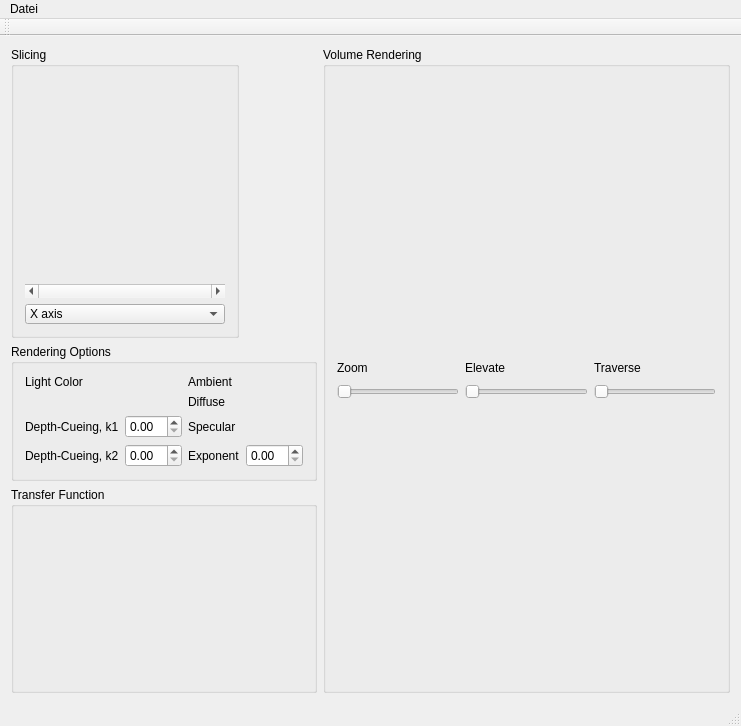
Old version of the form Beispiel1/mainwindow.ui in the repository stf80/Visualisierung-LU-WS-2010.
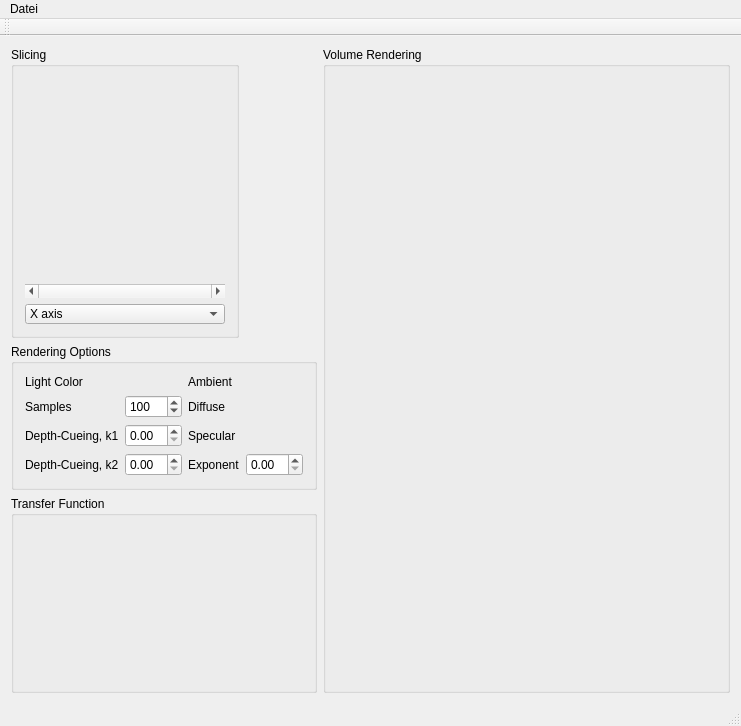
New version of the form. Custom widgets are drawn as their Qt base class.

```diff
--- a/Beispiel1/mainwindow.ui
+++ b/Beispiel1/mainwindow.ui
@@ -109,6 +109,26 @@
          <item row="3" column="3">
           <widget class="QDoubleSpinBox" name="exponentSpinBox"/>
          </item>
+         <item row="1" column="0">
+          <widget class="QLabel" name="label_4">
+           <property name="text">
+            <string>Samples</string>
+           </property>
+          </widget>
+         </item>
+         <item row="1" column="1">
+          <widget class="QSpinBox" name="samplesSpinBox">
+           <property name="minimum">
+            <number>2</number>
+           </property>
+           <property name="maximum">
+            <number>999</number>
+           </property>
+           <property name="value">
+            <number>100</number>
+           </property>
+          </widget>
+         </item>
         </layout>
        </widget>
       </item>
@@ -217,87 +237,7 @@
         <property name="title">
          <string>Volume Rendering</string>
         </property>
-        <layout class="QVBoxLayout" name="renderingLayout">
-         <item>
-          <layout class="QGridLayout" name="gridLayout">
-           <property name="spacing">
-            <number>6</number>
-           </property>
-           <item row="0" column="0">
-            <widget class="QLabel" name="label_3">
-             <property name="maximumSize">
-              <size>
-               <width>200</width>
-               <height>20</height>
-              </size>
-             </property>
-             <property name="text">
-              <string>Zoom</string>
-             </property>
-            </widget>
-           </item>
-           <item row="0" column="2">
-            <widget class="QLabel" name="label">
-             <property name="text">
-              <string>Elevate</string>
-             </property>
-            </widget>
-           </item>
-           <item row="0" column="3">
-            <widget class="QLabel" name="label_2">
-             <property name="text">
-              <string>Traverse</string>
-             </property>
-            </widget>
-           </item>
-           <item row="1" column="0">
-            <widget class="QSlider" name="zoomSlider">
-             <property name="sizePolicy">
-              <sizepolicy hsizetype="MinimumExpanding" vsizetype="Fixed">
-               <horstretch>0</horstretch>
-               <verstretch>0</verstretch>
-              </sizepolicy>
-             </property>
-             <property name="maximumSize">
-              <size>
-               <width>16777215</width>
-               <height>16777215</height>
-              </size>
-             </property>
-             <property name="orientation">
-              <enum>Qt::Horizontal</enum>
-             </property>
-            </widget>
-           </item>
-           <item row="1" column="2">
-            <widget class="QSlider" name="elevateSlider">
-             <property name="sizePolicy">
-              <sizepolicy hsizetype="MinimumExpanding" vsizetype="Fixed">
-               <horstretch>0</horstretch>
-               <verstretch>0</verstretch>
-              </sizepolicy>
-             </property>
-             <property name="orientation">
-              <enum>Qt::Horizontal</enum>
-             </property>
-            </widget>
-           </item>
-           <item row="1" column="3">
-            <widget class="QSlider" name="traverseSlider">
-             <property name="sizePolicy">
-              <sizepolicy hsizetype="MinimumExpanding" vsizetype="Fixed">
-               <horstretch>0</horstretch>
-               <verstretch>0</verstretch>
-              </sizepolicy>
-             </property>
-             <property name="orientation">
-              <enum>Qt::Horizontal</enum>
-             </property>
-            </widget>
-           </item>
-          </layout>
-         </item>
-        </layout>
+        <layout class="QVBoxLayout" name="renderingLayout"/>
        </widget>
       </item>
      </layout>
```
